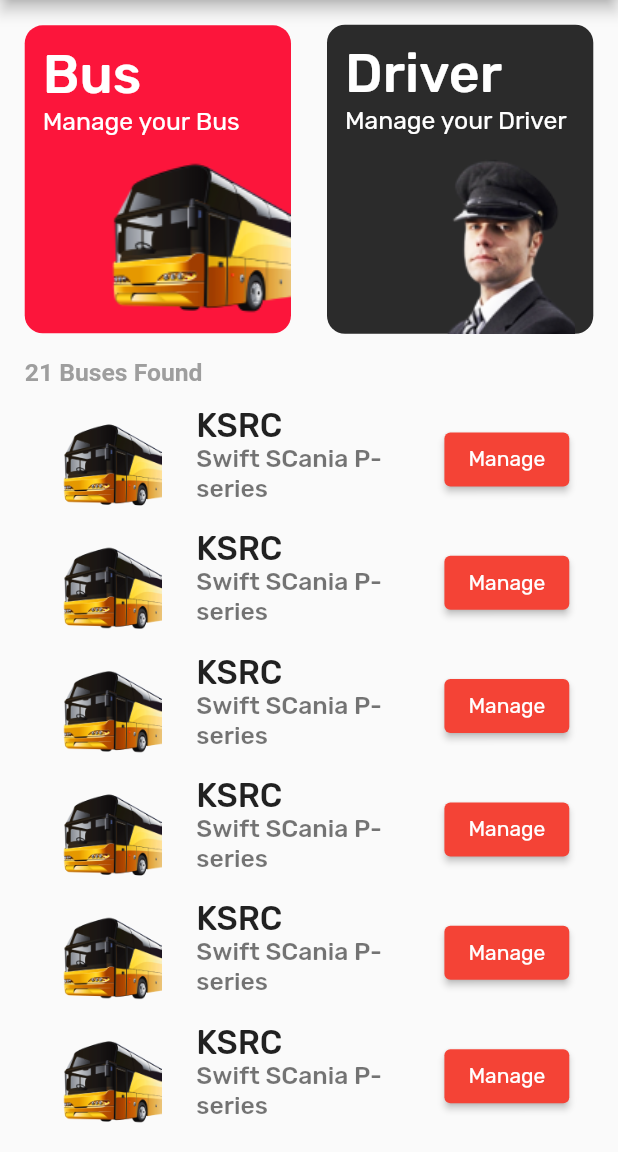
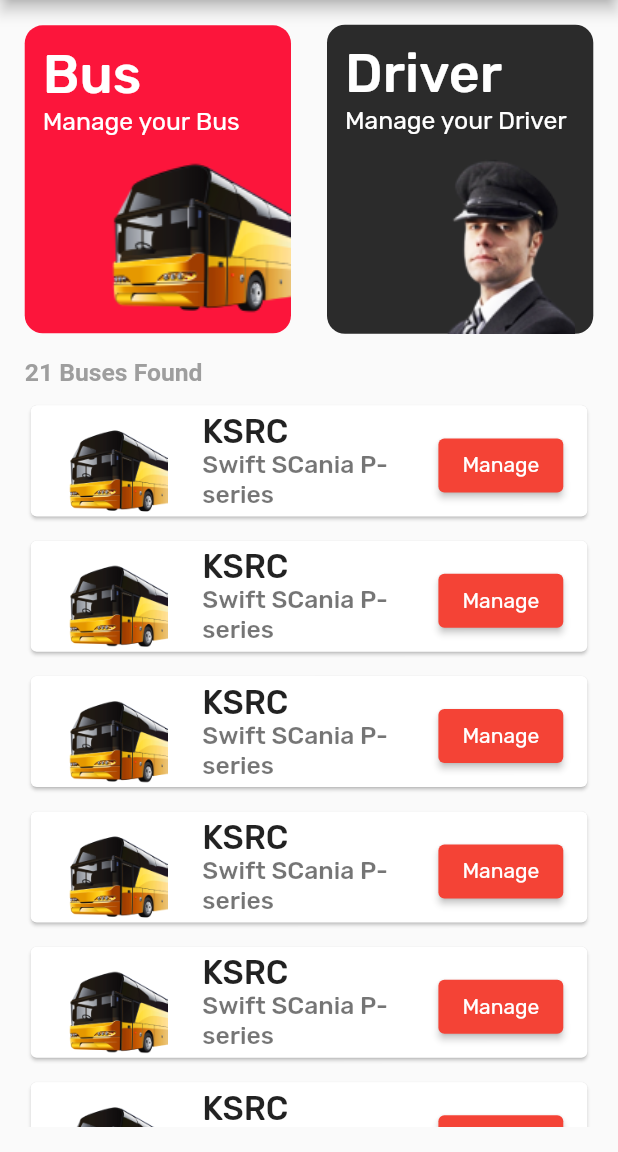
Before and after one commit to fasil2401/bus_booking, a Flutter app: the HomePage screen opened by its route, on a phone screen of 412 x 824 dp, the part 84-1236 px from its top. Run offline on Flutter 3.47's test engine with Material 2 defaults, Android fonts, the phone set to English and light mode, and no system bars; our stand-ins replace get, sizer.

```diff
--- /dev/null
+++ b/lib/view/components/bus_tile.dart
@@ -0,0 +1,52 @@
+import 'package:flutter/material.dart';
+import 'package:sizer/sizer.dart';
+
+
+class BusTile extends StatelessWidget {
+  const BusTile({
+    Key? key,
+  }) : super(key: key);
+
+  @override
+  Widget build(BuildContext context) {
+    return Card(
+      child: ListTile(
+        leading: Container(
+          width: 20.w,
+          height: 20.w,
+          decoration: BoxDecoration(
+            borderRadius: BorderRadius.circular(8),
+            image: DecorationImage(
+              image: AssetImage('asset/images/bus.png'),
+              fit: BoxFit.contain,
+            ),
+          ),
+        ),
+        title: Text(
+          'KSRC',
+          style: TextStyle(
+            fontSize: 16.sp,
+            fontWeight: FontWeight.w500,
+            fontFamily: 'Rubik',
+          ),
+        ),
+        subtitle: Text(
+          'Swift SCania P-series',
+          style: TextStyle(
+            fontSize: 12.sp,
+            fontWeight: FontWeight.w500,
+            fontFamily: 'Rubik',
+          ),
+        ),
+        trailing: ElevatedButton(
+            onPressed: () {},
+            child: Text(
+              'Manage',
+              style: TextStyle(
+                  fontFamily: 'Rubik',
+                  fontWeight: FontWeight.w400),
+            )),
+      ),
+    );
+  }
+}
--- a/lib/view/home.dart
+++ b/lib/view/home.dart
@@ -6,6 +6,7 @@ import 'package:flutter/material.dart';
 import 'package:get/get.dart';
 import 'package:sizer/sizer.dart';
 
+import 'components/bus_tile.dart';
 import 'components/home_tile.dart';
 
 class HomePage extends StatelessWidget {
@@ -65,50 +66,3 @@ class HomePage extends StatelessWidget {
     );
   }
 }
-
-class BusTile extends StatelessWidget {
-  const BusTile({
-    Key? key,
-  }) : super(key: key);
-
-  @override
-  Widget build(BuildContext context) {
-    return ListTile(
-      leading: Container(
-        width: 20.w,
-        height: 20.w,
-        decoration: BoxDecoration(
-          borderRadius: BorderRadius.circular(8),
-          image: DecorationImage(
-            image: AssetImage('asset/images/bus.png'),
-            fit: BoxFit.contain,
-          ),
-        ),
-      ),
-      title: Text(
-        'KSRC',
-        style: TextStyle(
-          fontSize: 16.sp,
-          fontWeight: FontWeight.w500,
-          fontFamily: 'Rubik',
-        ),
-      ),
-      subtitle: Text(
-        'Swift SCania P-series',
-        style: TextStyle(
-          fontSize: 12.sp,
-          fontWeight: FontWeight.w500,
-          fontFamily: 'Rubik',
-        ),
-      ),
-      trailing: ElevatedButton(
-          onPressed: () {},
-          child: Text(
-            'Manage',
-            style: TextStyle(
-                fontFamily: 'Rubik',
-                fontWeight: FontWeight.w400),
-          )),
-    );
-  }
-}
```
Also changed, not shown: lib/view/components/driver_tile.dart (added, +54 -0 lines), lib/view/driver_list.dart (+44 -3 lines), asset/images/profile.jpeg (added).
